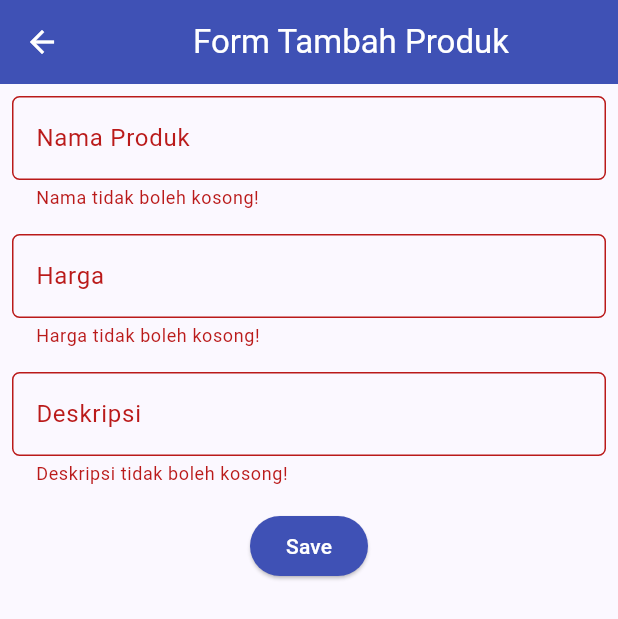
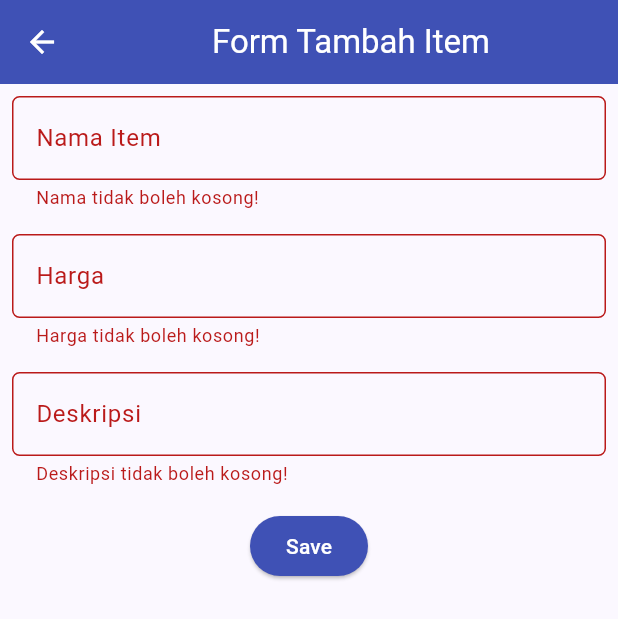
Before and after one commit to RizvanuSN/Mailboxd, a Flutter app: the ShopFormPage screen opened directly, after a tap on "Save", on a phone screen of 412 x 824 dp. Shown: the top 619 px of the screen. Run offline on Flutter 3.47's test engine with Material 2 defaults, Android fonts, the phone set to English and light mode, and no system bars.

Commit message:
Selesai Tugas 8

```diff
--- /dev/null
+++ b/lib/models/item.dart
@@ -0,0 +1,7 @@
+class Item {
+  final String name;
+  final int price;
+  final String description;
+
+  Item({required this.name, required this.price, required this.description});
+}
--- a/lib/models/product.dart
+++ /dev/null
@@ -1,7 +0,0 @@
-class Product {
-  final String name;
-  final int price;
-  final String description;
-
-  Product({required this.name, required this.price, required this.description});
-}
--- a/lib/screens/shoplist_form.dart
+++ b/lib/screens/shoplist_form.dart
@@ -1,6 +1,6 @@
 import 'package:flutter/material.dart';
 import '../../widgets/left_drawer.dart';
-import 'package:mailboxd/models/product.dart';
+import 'package:mailboxd/models/item.dart';
 
 class ShopFormPage extends StatefulWidget {
   const ShopFormPage({super.key});
@@ -9,7 +9,7 @@ class ShopFormPage extends StatefulWidget {
   State<ShopFormPage> createState() => _ShopFormPageState();
 }
 
-List<Product> productList = [];
+List<Item> itemList = [];
 
 class _ShopFormPageState extends State<ShopFormPage> {
   final _formKey = GlobalKey<FormState>();
@@ -17,11 +17,9 @@ class _ShopFormPageState extends State<ShopFormPage> {
   int _price = 0;
   String _description = "";
 
-// Global list to store products
-  void _saveProduct() {
+  void _saveItem() {
     if (_formKey.currentState!.validate()) {
-      // Add product to the global list
-      productList.add(Product(
+      itemList.add(Item(
         name: _name,
         price: _price,
         description: _description,
@@ -31,7 +29,7 @@ class _ShopFormPageState extends State<ShopFormPage> {
         context: context,
         builder: (context) {
           return AlertDialog(
-            title: const Text('Produk berhasil tersimpan'),
+            title: const Text('Item berhasil tersimpan'),
             content: SingleChildScrollView(
               child: Column(
                 crossAxisAlignment: CrossAxisAlignment.start,
@@ -64,7 +62,7 @@ class _ShopFormPageState extends State<ShopFormPage> {
       appBar: AppBar(
         title: const Center(
           child: Text(
-            'Form Tambah Produk',
+            'Form Tambah Item',
           ),
         ),
         backgroundColor: Colors.indigo,
@@ -79,8 +77,7 @@ class _ShopFormPageState extends State<ShopFormPage> {
               padding: const EdgeInsets.all(8.0),
               child: TextFormField(
                 decoration: InputDecoration(
-                  hintText: "Nama Produk",
-                  labelText: "Nama Produk",
+                  labelText: "Nama Item",
                   border: OutlineInputBorder(
                     borderRadius: BorderRadius.circular(5.0),
                   ),
@@ -136,7 +133,6 @@ class _ShopFormPageState extends State<ShopFormPage> {
                 ),
                 onChanged: (String? value) {
                   setState(() {
-                    // TODO: Tambahkan variabel yang sesuai
                     _description = value!;
                   });
                 },
@@ -156,7 +152,7 @@ class _ShopFormPageState extends State<ShopFormPage> {
                   style: ButtonStyle(
                     backgroundColor: MaterialStateProperty.all(Colors.indigo),
                   ),
-                  onPressed: _saveProduct,
+                  onPressed: _saveItem,
                   child: const Text(
                     "Save",
                     style: TextStyle(color: Colors.white),
--- a/lib/widgets/shop_card.dart
+++ b/lib/widgets/shop_card.dart
@@ -29,19 +29,18 @@ class ShopCard extends StatelessWidget {
                 content: Text("Kamu telah menekan tombol ${item.name}!")));
 
           // Navigate ke route yang sesuai (tergantung jenis tombol)
-          if (item.name == "Tambah Produk") {
+          if (item.name == "Tambah Item") {
             Navigator.push(
                 context,
                 MaterialPageRoute(
                   builder: (context) => ShopFormPage(),
                 ));
           }
-
-          if (item.name == "Lihat Produk") {
+          if (item.name == "Lihat Item") {
             Navigator.push(
               context,
               MaterialPageRoute(
-                  builder: (context) => ProductListPage(products: productList)),
+                  builder: (context) => ProductListPage(items: itemList)),
             );
           }
         },
```
Also changed, not shown: lib/screens/see_film.dart (+8 -7 lines), lib/widgets/left_drawer.dart (+7 -7 lines), 1 other file.
